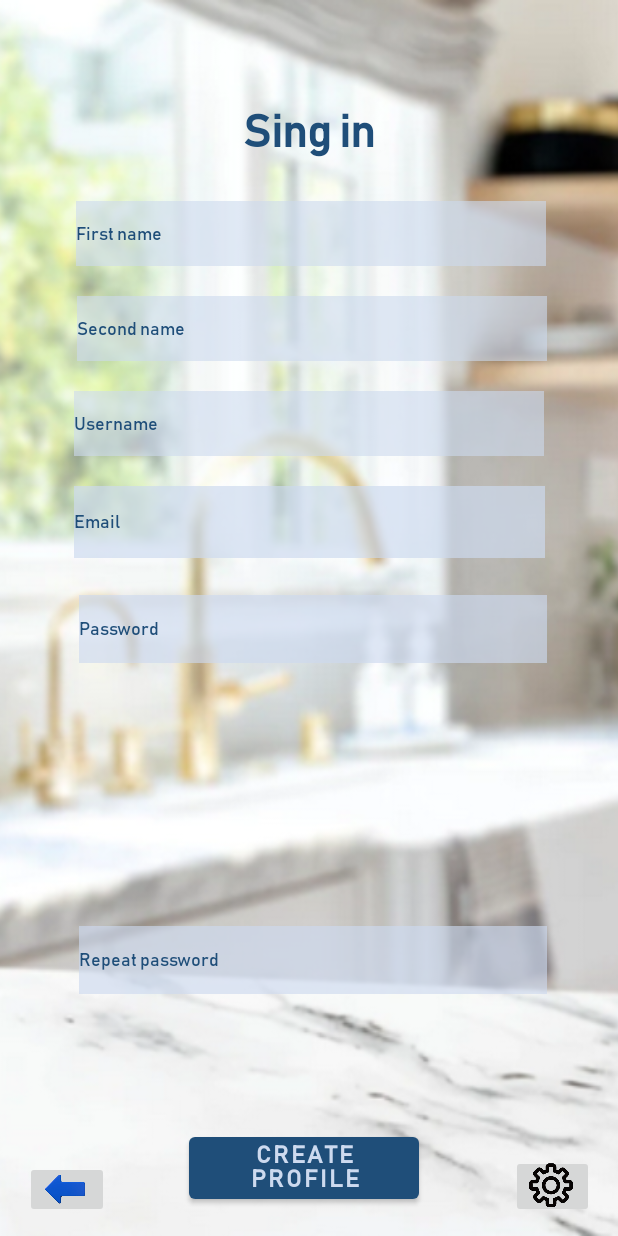
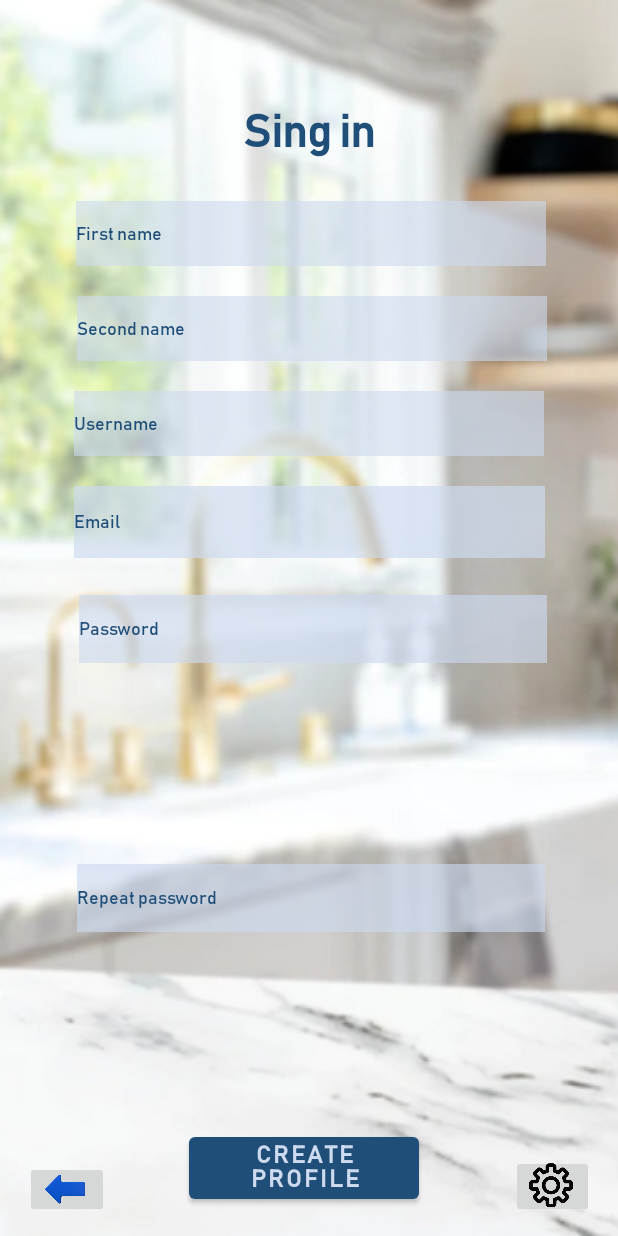
Before and after one commit to ariascary/Wimk, an Android app: the layout activity_registro.xml on its own in the app's theme, with its tools: preview values and no code run, on a phone screen of 412 x 824 dp. Run offline under Robolectric (Android 15) with nearby library versions, the phone set to English and light mode, and no system bars.

Commit message:
Registro y cambios muchos

```diff
--- a/app/src/main/AndroidManifest.xml
+++ b/app/src/main/AndroidManifest.xml
@@ -18,6 +18,7 @@
             android:name=".MainActivity"
             android:exported="true"
             android:theme="@style/Theme.Wimk.NoActionBar">
+
             <intent-filter>
                 <action android:name="android.intent.action.MAIN" />
 
@@ -31,8 +32,9 @@
         <activity
             android:name=".InicioSesion"
             android:exported="true"
-            android:theme="@style/Theme.Wimk.NoActionBar">
-            <meta-data
+            android:theme="@style/SplashTheme">
+
+        <meta-data
                 android:name="android.app.lib_name"
                 android:value="" />
         </activity>
--- a/app/src/main/java/cap/aplication/wimk/Alergenos.java
+++ b/app/src/main/java/cap/aplication/wimk/Alergenos.java
@@ -6,7 +6,6 @@ import android.content.Intent;
 import android.os.Bundle;
 import android.view.View;
 import android.widget.Button;
-import android.widget.ImageButton;
 
 public class Alergenos extends AppCompatActivity implements View.OnClickListener{
     @Override
--- a/app/src/main/java/cap/aplication/wimk/Configuracion.java
+++ b/app/src/main/java/cap/aplication/wimk/Configuracion.java
@@ -1,4 +1,6 @@
 package cap.aplication.wimk;
+
+import static androidx.core.content.ContextCompat.startActivity;
 
 import android.content.Intent;
 import android.os.Bundle;
--- a/app/src/main/java/cap/aplication/wimk/Ingredientes.java
+++ b/app/src/main/java/cap/aplication/wimk/Ingredientes.java
@@ -4,7 +4,6 @@ import android.content.Intent;
 import android.os.Bundle;
 import android.view.View;
 import android.widget.Button;
-import android.widget.ImageButton;
 
 import androidx.appcompat.app.AppCompatActivity;
 
--- a/app/src/main/java/cap/aplication/wimk/InicioSesion.java
+++ b/app/src/main/java/cap/aplication/wimk/InicioSesion.java
@@ -12,6 +12,7 @@ import android.widget.ImageButton;
 public class InicioSesion extends AppCompatActivity implements View.OnClickListener{
     @Override
     protected void onCreate(Bundle savedInstanceState) {
+
         super.onCreate(savedInstanceState);
         setContentView(R.layout.activity_inicio_sesion);
 
--- a/app/src/main/java/cap/aplication/wimk/PantallaInicio.java
+++ b/app/src/main/java/cap/aplication/wimk/PantallaInicio.java
@@ -10,6 +10,7 @@ import androidx.appcompat.app.AppCompatActivity;
 public class PantallaInicio extends AppCompatActivity {
     @Override
     protected void onCreate(Bundle savedInstanceState) {
+
         super.onCreate(savedInstanceState);
         setContentView(R.layout.activity_pantalla_inicio);
         Handler handler = new Handler();
--- a/app/src/main/java/cap/aplication/wimk/Pantalla_Bienve.java
+++ b/app/src/main/java/cap/aplication/wimk/Pantalla_Bienve.java
@@ -11,6 +11,7 @@ import android.widget.ImageButton;
 public class Pantalla_Bienve extends AppCompatActivity implements View.OnClickListener{
     @Override
     protected void onCreate(Bundle savedInstanceState) {
+        //setTheme(R.style.Theme_Wimk); con esto debería funcionar para que salga la pantalla de carga, cambios en manager, themes
         super.onCreate(savedInstanceState);
         setContentView(R.layout.activity_regis_bienve);
 
--- a/app/src/main/java/cap/aplication/wimk/Principal.java
+++ b/app/src/main/java/cap/aplication/wimk/Principal.java
@@ -11,6 +11,7 @@ import android.widget.ImageButton;
 public class Principal extends AppCompatActivity implements View.OnClickListener{
     @Override
     protected void onCreate(Bundle savedInstanceState) {
+
         super.onCreate(savedInstanceState);
         setContentView(R.layout.activity_principal);
 
--- a/app/src/main/res/layout/activity_crear_receta.xml
+++ b/app/src/main/res/layout/activity_crear_receta.xml
@@ -97,7 +97,7 @@
             app:layout_constraintStart_toStartOf="parent"
             app:layout_constraintTop_toTopOf="parent" />
 
-        <com.google.android.material.textfield.TextInputEditText
+        <EditText
             android:id="@+id/editText3"
             android:layout_width="318dp"
             android:layout_height="49dp"
@@ -116,7 +116,7 @@
             app:layout_constraintTop_toTopOf="parent"
             tools:ignore="TouchTargetSizeCheck" />
 
-        <com.google.android.material.textfield.TextInputEditText
+        <EditText
             android:id="@+id/editText4"
             android:layout_width="319dp"
             android:layout_height="130dp"
--- a/app/src/main/res/layout/activity_registro.xml
+++ b/app/src/main/res/layout/activity_registro.xml
@@ -82,7 +82,7 @@
             app:layout_constraintTop_toTopOf="parent" />
 
         <EditText
-            android:id="@+id/editTextTextEmailAddress"
+            android:id="@+id/correo"
             android:layout_width="314dp"
             android:layout_height="48dp"
             android:layout_marginTop="20dp"
@@ -96,11 +96,11 @@
             app:layout_constraintEnd_toEndOf="parent"
             app:layout_constraintHorizontal_bias="0.505"
             app:layout_constraintStart_toStartOf="parent"
-            app:layout_constraintTop_toBottomOf="@+id/textInputEditText"
+            app:layout_constraintTop_toBottomOf="@+id/nombreuserregis"
             tools:ignore="TextContrastCheck" />
 
         <EditText
-            android:id="@+id/editTextTextPassword"
+            android:id="@+id/contrasena"
             android:layout_width="312dp"
             android:layout_height="45dp"
             android:background="#A3CDDAEF"
@@ -117,12 +117,12 @@
             app:layout_constraintEnd_toEndOf="parent"
             app:layout_constraintHorizontal_bias="0.525"
             app:layout_constraintStart_toStartOf="parent"
-            app:layout_constraintTop_toBottomOf="@+id/editTextTextEmailAddress"
+            app:layout_constraintTop_toBottomOf="@+id/correo"
             app:layout_constraintVertical_bias="0.06"
             tools:ignore="DuplicateSpeakableTextCheck,TextContrastCheck,TouchTargetSizeCheck" />
 
         <EditText
-            android:id="@+id/editTextTextPassword2"
+            android:id="@+id/repetircontra"
             android:layout_width="312dp"
             android:layout_height="45dp"
             android:background="#A3CDDAEF"
@@ -137,14 +137,14 @@
             android:textSize="12sp"
             app:layout_constraintBottom_toBottomOf="parent"
             app:layout_constraintEnd_toEndOf="parent"
-            app:layout_constraintHorizontal_bias="0.525"
+            app:layout_constraintHorizontal_bias="0.515"
             app:layout_constraintStart_toStartOf="parent"
             app:layout_constraintTop_toTopOf="parent"
-            app:layout_constraintVertical_bias="0.793"
+            app:layout_constraintVertical_bias="0.74"
             tools:ignore="DuplicateSpeakableTextCheck,TextContrastCheck,TouchTargetSizeCheck" />
 
         <com.google.android.material.textfield.TextInputEditText
-            android:id="@+id/textInputEditText"
+            android:id="@+id/nombreuserregis"
             android:layout_width="313dp"
             android:layout_height="43dp"
             android:layout_marginStart="84dp"
@@ -159,11 +159,11 @@
             app:layout_constraintEnd_toEndOf="parent"
             app:layout_constraintHorizontal_bias="0.432"
             app:layout_constraintStart_toStartOf="parent"
-            app:layout_constraintTop_toBottomOf="@+id/textInputEditText2"
+            app:layout_constraintTop_toBottomOf="@+id/apellidos"
             tools:ignore="TouchTargetSizeCheck,TextContrastCheck" />
 
         <com.google.android.material.textfield.TextInputEditText
-            android:id="@+id/textInputEditText3"
+            android:id="@+id/nombre"
             android:layout_width="313dp"
             android:layout_height="43dp"
             android:layout_marginStart="84dp"
@@ -182,7 +182,7 @@
             tools:ignore="TouchTargetSizeCheck,TextContrastCheck" />
 
         <com.google.android.material.textfield.TextInputEditText
-            android:id="@+id/textInputEditText2"
+            android:id="@+id/apellidos"
             android:layout_width="313dp"
             android:layout_height="43dp"
             android:layout_marginStart="84dp"
@@ -197,7 +197,7 @@
             app:layout_constraintEnd_toEndOf="parent"
             app:layout_constraintHorizontal_bias="0.407"
             app:layout_constraintStart_toStartOf="parent"
-            app:layout_constraintTop_toBottomOf="@+id/textInputEditText3"
+            app:layout_constraintTop_toBottomOf="@+id/nombre"
             tools:ignore="TouchTargetSizeCheck" />
 
     </androidx.constraintlayout.widget.ConstraintLayout>
--- a/app/src/main/res/values/themes.xml
+++ b/app/src/main/res/values/themes.xml
@@ -13,7 +13,9 @@
         <item name="android:statusBarColor" tools:targetApi="21">?attr/colorPrimaryVariant</item>
         <!-- Customize your theme here. -->
     </style>
-
+    <style name="SplashTheme" parent="Theme.Wimk">
+        <item name="android:windowBackground">@drawable/pantallacarga</item>
+    </style>
     <style name="Theme.Wimk.NoActionBar">
         <item name="windowActionBar">false</item>
         <item name="windowNoTitle">true</item>
```
Also changed, not shown: app/build.gradle (+22 -12 lines), app/src/main/java/cap/aplication/wimk/MainActivity.java (+12 -1 lines), app/src/main/java/cap/aplication/wimk/Registro.java (+120 -4 lines), app/src/main/java/cap/aplication/wimk/db/DbHelper.java (added, +39 -0 lines), app/src/main/res/drawable/splascreen.xml (added, +8 -0 lines), app/src/main/res/layout/activity_inicio_sesion.xml (+4 -3 lines), build.gradle (+22 -2 lines), 1 other file.
